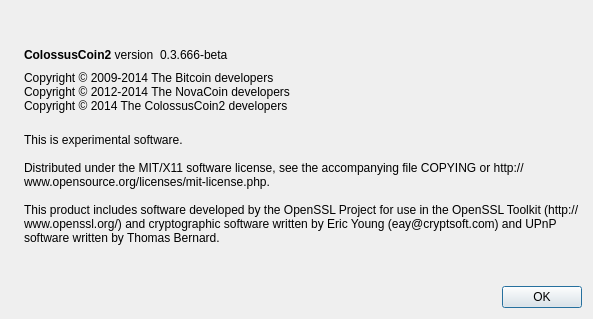
Old version of the form src/qt/forms/aboutdialog.ui in the repository Crestington/Test7.
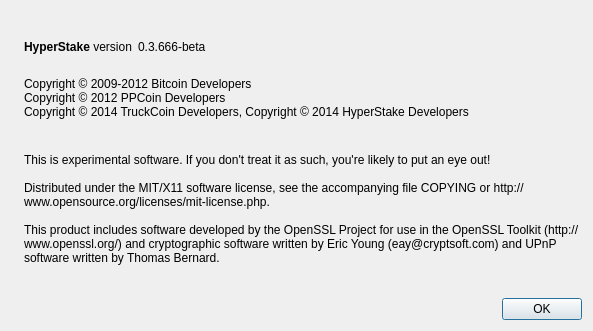
New version of the form. Icons and pictures are not drawn.

Commit message: CV2 to HyperStake

What changed in the file:
```diff
--- a/src/qt/forms/aboutdialog.ui
+++ b/src/qt/forms/aboutdialog.ui
@@ -7,7 +7,7 @@
     <x>0</x>
     <y>0</y>
     <width>593</width>
-    <height>319</height>
+    <height>331</height>
    </rect>
   </property>
   <property name="windowTitle">
@@ -50,7 +50,7 @@
           <cursorShape>IBeamCursor</cursorShape>
          </property>
          <property name="text">
-          <string>&lt;b&gt;ColossusCoin2&lt;/b&gt; version</string>
+          <string>&lt;b&gt;HyperStake&lt;/b&gt; version</string>
          </property>
          <property name="textInteractionFlags">
           <set>Qt::LinksAccessibleByMouse|Qt::TextSelectableByKeyboard|Qt::TextSelectableByMouse</set>
@@ -91,9 +91,11 @@
         <cursorShape>IBeamCursor</cursorShape>
        </property>
        <property name="text">
-        <string>Copyright © 2009-2014 The Bitcoin developers
-Copyright © 2012-2014 The NovaCoin developers
-Copyright © 2014 The ColossusCoin2 developers</string>
+        <string>
+Copyright © 2009-2012 Bitcoin Developers
+Copyright © 2012 PPCoin Developers
+Copyright © 2014 TruckCoin Developers, Copyright © 2014 HyperStake Developers
+</string>
        </property>
        <property name="textInteractionFlags">
         <set>Qt::LinksAccessibleByMouse|Qt::TextSelectableByKeyboard|Qt::TextSelectableByMouse</set>
@@ -107,7 +109,7 @@
        </property>
        <property name="text">
         <string>
-This is experimental software.
+This is experimental software. If you don't treat it as such, you're likely to put an eye out!
 
 Distributed under the MIT/X11 software license, see the accompanying file COPYING or http://www.opensource.org/licenses/mit-license.php.
 
```
Left out of the diff: 2 changed lines with no effect on the pictures. The commit also changes 722 other files.
